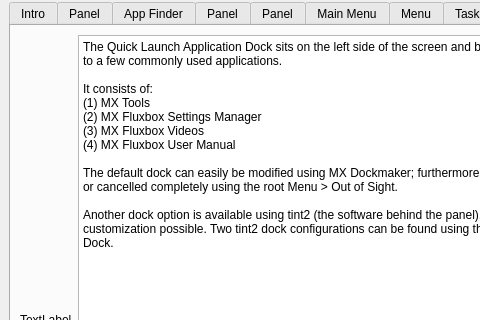
This is mainwindow.ui in MX-Linux/mx-tour as Qt 5 draws it before an edit; both pictures show x 0 to 480 and y 0 to 320 of the 674 by 653 pixel window. The edited form follows.
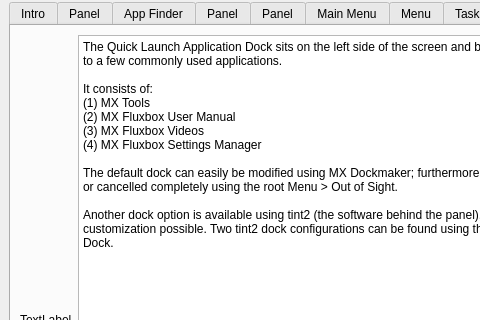
This is the edited form. The open tabs and pages were chosen to show the change. Icons and pictures are not drawn. Custom widgets are drawn as their Qt base class.

Diff of the .ui file:
```diff
--- a/mainwindow.ui
+++ b/mainwindow.ui
@@ -597,9 +597,9 @@
 
 It consists of:
 (1) MX Tools
-(2) MX Fluxbox Settings Manager
+(2) MX Fluxbox User Manual
 (3) MX Fluxbox Videos
-(4) MX Fluxbox User Manual
+(4) MX Fluxbox Settings Manager
  
 The default dock can easily be modified using MX Dockmaker; furthermore, it can be placed on auto-hide or cancelled completely using the root Menu &gt; Out of Sight.
 
```
